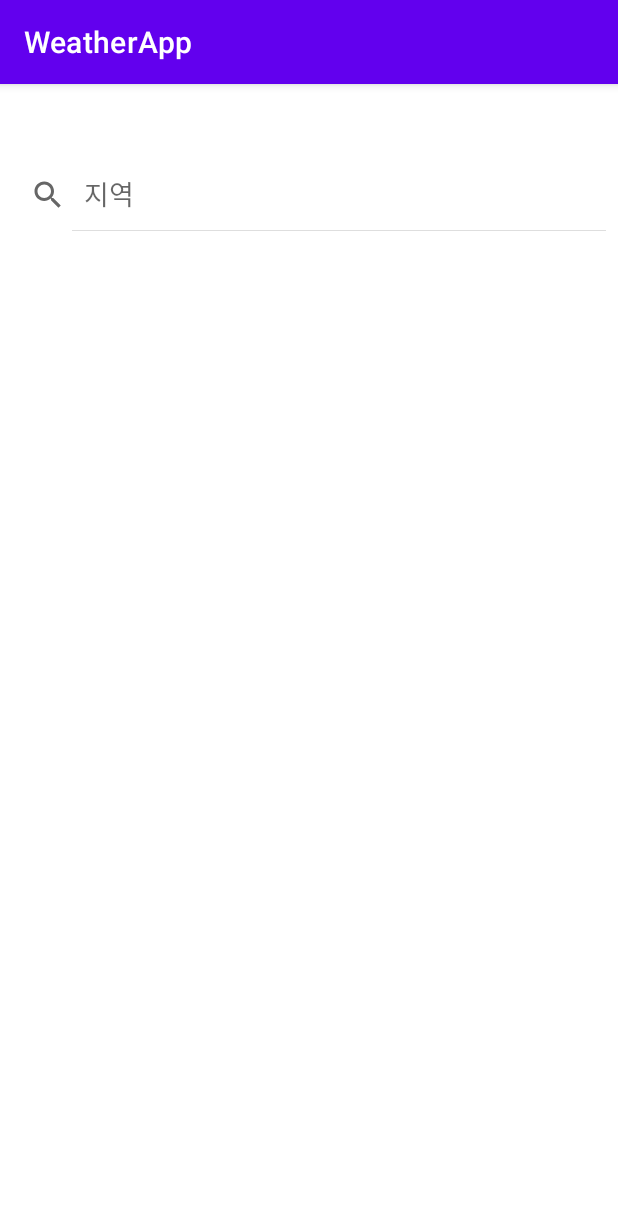
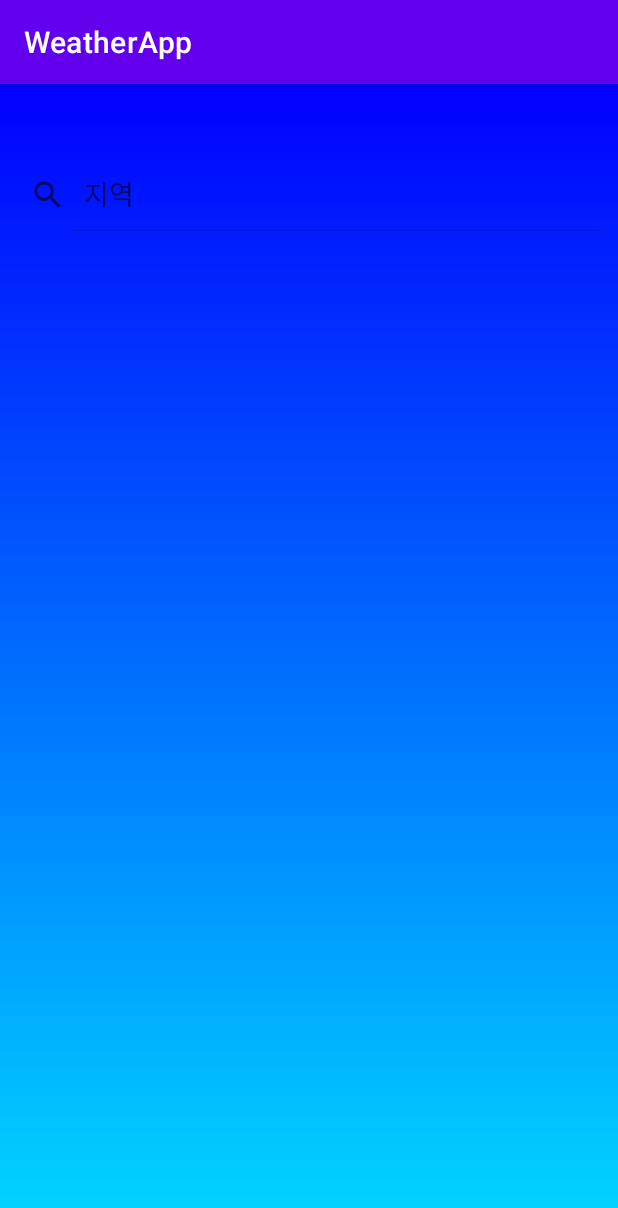
Before and after one commit to KwakSuin/Weather, an Android app: the screen it shows after launch (MainActivity), on a phone screen of 412 x 824 dp. Shown: the top 1208 px of the screen. Run offline under Robolectric (Android 15) with nearby library versions, the phone set to English and light mode, and no system bars.

Commit message:
Weather Application

```diff
--- /dev/null
+++ b/app/src/main/res/drawable/background.xml
@@ -0,0 +1,9 @@
+<?xml version="1.0" encoding="utf-8"?>
+<shape xmlns:android="http://schemas.android.com/apk/res/android"
+    android:shape="rectangle">
+    <gradient
+        android:angle="90"
+        android:startColor="#00D8FF"
+        android:endColor="#0100FF"
+        android:type="linear"/>
+</shape>
--- a/app/src/main/res/layout/activity_main.xml
+++ b/app/src/main/res/layout/activity_main.xml
@@ -4,7 +4,9 @@
     xmlns:tools="http://schemas.android.com/tools"
     android:layout_width="match_parent"
     android:layout_height="match_parent"
+    android:background="@drawable/background"
     tools:context=".MainActivity">
+
 
     <SearchView
         android:id="@+id/searchview"
```
